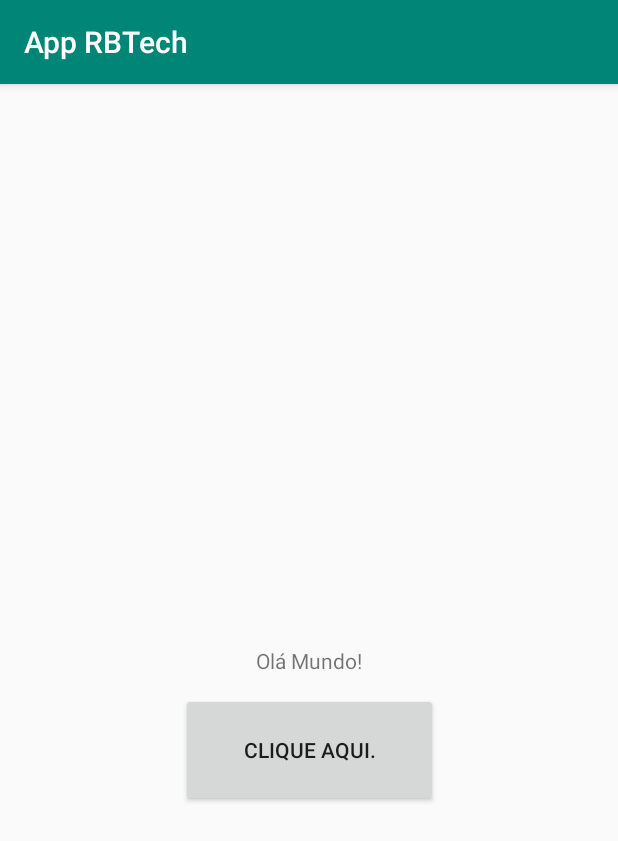
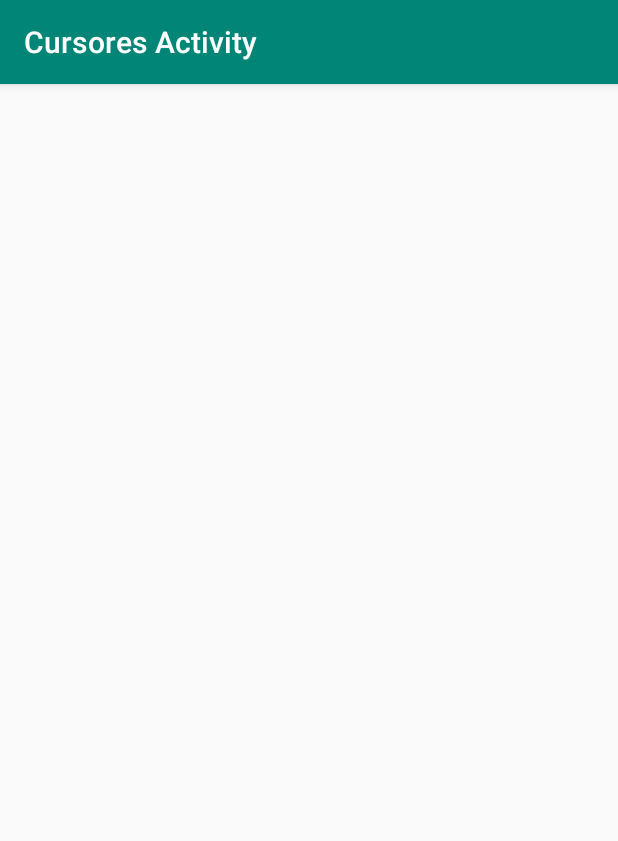
Before and after one commit to Manoel-Matias-bls/MeuApp, an Android app: the screen it shows after launch (MainActivity before the commit, CursoresActivity after it), on a phone screen of 412 x 824 dp. Shown: the top 841 px of the screen. Run offline under Robolectric (Android 15) with nearby library versions, the phone set to English and light mode, and no system bars.

Commit message:
Commit pós aula 07 Banco de Dados Cursores

```diff
--- a/app/src/main/AndroidManifest.xml
+++ b/app/src/main/AndroidManifest.xml
@@ -22,6 +22,11 @@
 
         </activity>
 
+        <activity android:name=".CursoresActivity"
+            android:label="@string/label_cursores">
+
+        </activity>
+
     </application>
 
 </manifest>
--- /dev/null
+++ b/app/src/main/java/info/cmn/meuapp/CursoresActivity.java
@@ -0,0 +1,37 @@
+package info.cmn.meuapp;
+
+import android.content.ContentValues;
+import android.database.sqlite.SQLiteDatabase;
+import android.database.sqlite.SQLiteOpenHelper;
+import android.os.Bundle;
+import android.support.annotation.Nullable;
+import android.support.v7.app.AppCompatActivity;
+import android.util.Log;
+
+import info.cmn.meuapp.helpers.DBHelper;
+
+public class CursoresActivity extends AppCompatActivity {
+
+    @Override
+    protected void onCreate(@Nullable Bundle savedInstanceState) {
+        super.onCreate(savedInstanceState);
+
+        setContentView(R.layout.activity_cursores);
+
+    }
+
+    @Override
+    protected void onPostResume() {
+        super.onPostResume();
+
+        DBHelper db = new DBHelper(getBaseContext());
+        SQLiteDatabase banco = db.getWritableDatabase();
+
+        ContentValues ctv = new ContentValues();
+        ctv.put("nome", "Cliente 0");
+        ctv.put("email", "email@gmail.com");
+
+        banco.insert("clientes", null, ctv);
+    }
+
+}
--- a/app/src/main/java/info/cmn/meuapp/MainActivity.java
+++ b/app/src/main/java/info/cmn/meuapp/MainActivity.java
@@ -48,5 +48,7 @@ public class MainActivity extends AppCompatActivity {
         DBHelper db = new DBHelper(getBaseContext());
         db.getReadableDatabase();
 
+        startActivity(new Intent(getBaseContext(), CursoresActivity.class));
+
     }
 }
--- a/app/src/main/java/info/cmn/meuapp/helpers/DBHelper.java
+++ b/app/src/main/java/info/cmn/meuapp/helpers/DBHelper.java
@@ -8,7 +8,7 @@ import android.util.Log;
 public class DBHelper extends SQLiteOpenHelper {
 
     private static final String NOME_BANCO = "meuapp.db";
-    private static final int VERSAO_BANCO = 5;
+    private static final int VERSAO_BANCO = 6;
 
     public DBHelper(Context context) {
         super(context, NOME_BANCO, null, VERSAO_BANCO);
@@ -49,6 +49,15 @@ public class DBHelper extends SQLiteOpenHelper {
                 Log.d("DBHelper", "atualização para versão 4");
             case 4:
                 Log.d("DBHelper", "atualização para versão 5");
+            case 5:
+                String sqlClientes =  "CREATE TABLE IF NOT EXISTS clientes (" +
+                        "_id INTEGER PRIMARY KEY," +
+                        "nome VARCHAR(255)," +
+                        "email VARCHAR(255)" +
+                        ");";
+
+                db.execSQL(sqlClientes);
+
         }
     }
 }
--- /dev/null
+++ b/app/src/main/res/layout/activity_cursores.xml
@@ -0,0 +1,13 @@
+<?xml version="1.0" encoding="utf-8"?>
+<android.support.constraint.ConstraintLayout xmlns:android="http://schemas.android.com/apk/res/android"
+    xmlns:tools="http://schemas.android.com/tools"
+    android:layout_width="match_parent"
+    android:layout_height="match_parent">
+
+    <RelativeLayout
+        android:layout_width="match_parent"
+        android:layout_height="match_parent"
+        android:orientation="vertical">
+
+    </RelativeLayout>
+</android.support.constraint.ConstraintLayout>
--- a/app/src/main/res/values/strings.xml
+++ b/app/src/main/res/values/strings.xml
@@ -3,4 +3,5 @@
     <string name="label_principal">Olá Mundo!</string>
     <string name="botao_principal">CLIQUE AQUI.</string>
     <string name="label_segunda">Segunda Activity</string>
+    <string name="label_cursores">Cursores Activity</string>
 </resources>
```
